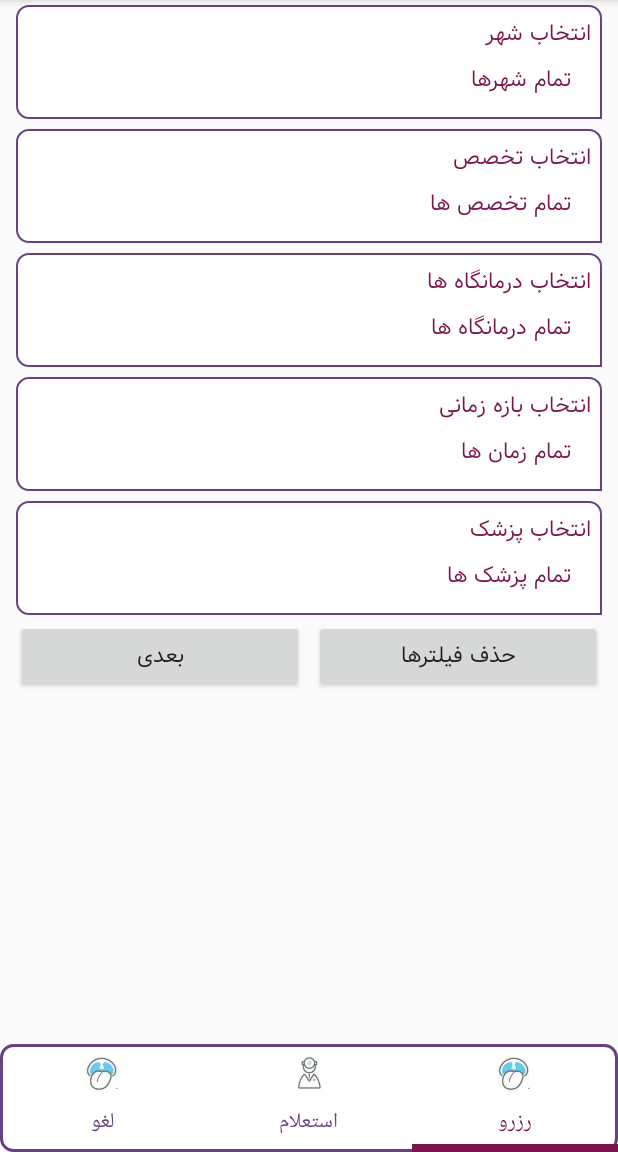
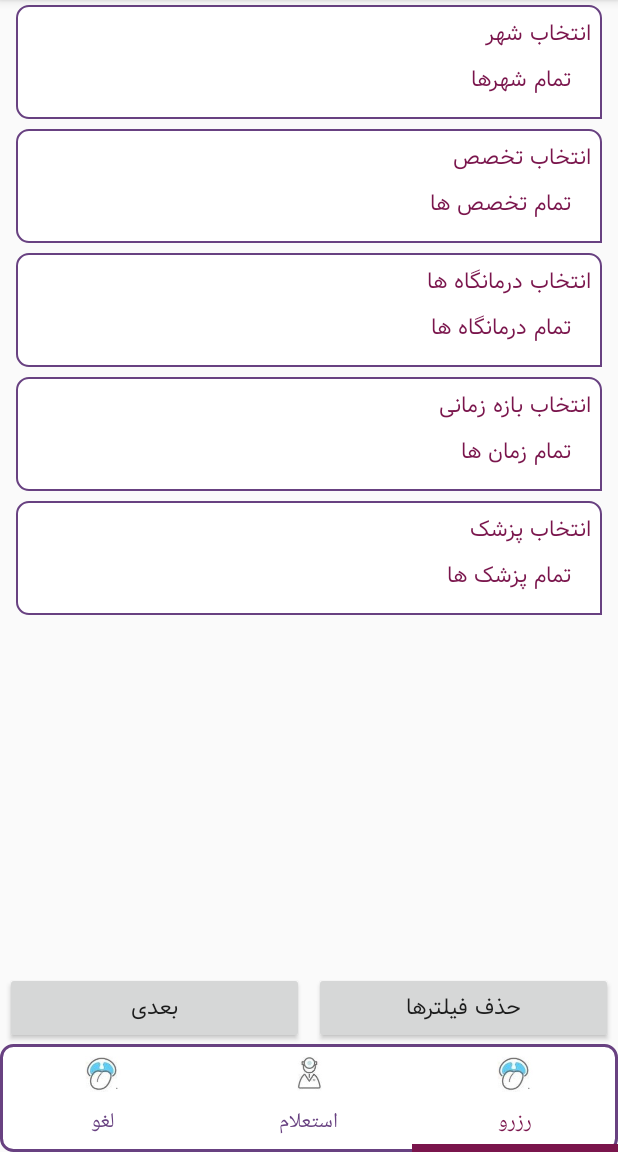
Before and after one commit to MeysamSMH7/turn, an Android app: the frTab_reserve screen opened directly, with no data from a screen before it, on a phone screen of 412 x 824 dp, the part 84-1236 px from its top. Run offline under Robolectric (Android 15) with nearby library versions, the phone set to English and light mode, and no system bars.

Commit message:
edit paziresh v (Reservation Times)

```diff
--- a/app/src/main/java/com/example/turn/Activity/Main/Fragment/frTab_reserve.java
+++ b/app/src/main/java/com/example/turn/Activity/Main/Fragment/frTab_reserve.java
@@ -11,7 +11,6 @@ import android.widget.Button;
 import android.widget.EditText;
 import android.widget.LinearLayout;
 import android.widget.ListView;
-import android.widget.RadioButton;
 import android.widget.RadioGroup;
 import android.widget.TextView;
 import android.widget.Toast;
@@ -19,20 +18,22 @@ import android.widget.Toast;
 import androidx.annotation.Nullable;
 import androidx.appcompat.widget.SearchView;
 import androidx.fragment.app.Fragment;
+import androidx.recyclerview.widget.RecyclerView;
 
+import com.example.turn.Activity.Main.Adapter.AdRecycResTimes;
 import com.example.turn.Activity.Main.Model.ModAlerts;
 import com.example.turn.Activity.Main.Adapter.ListViewAdapter;
+import com.example.turn.Activity.Main.Model.ModResTime;
 import com.example.turn.R;
 
 import java.util.ArrayList;
 
-public class frTab_reserve extends Fragment implements
-        SearchView.OnQueryTextListener {
-
+public class frTab_reserve extends Fragment implements SearchView.OnQueryTextListener {
 
     //  linearSelectFilters
     private AlertDialog alertDialog;
     private LinearLayout linearSelectFilters;
+    private LinearLayout linearSelectFiltersBtn;
 
     private TextView txtFrResTitle_city;
     private TextView txtFrRes_city;
@@ -53,8 +54,20 @@ public class frTab_reserve extends Fragment implements
 
     private Button btnFrRes_filter;
     private Button btnFrRes_next;
-    //------------
-     private LinearLayout linearPazireshPage;
+
+    //------------ linearResTimes
+    private LinearLayout linearResTimes;
+    private LinearLayout linearResTimesBtn;
+    private RecyclerView rcycRT;
+
+    private ArrayList<ModResTime> arrayListResTimes;
+
+    private Button btnRT_next;
+    private Button btnRT_previous;
+
+    //------------ linearPazireshPage
+    private LinearLayout linearPazireshPage;
+    private LinearLayout linearPazireshPageBtn;
     private TextView txtPP_markazName;
     private TextView txtPP_doctorName;
     private TextView txtPP_motakhasesName;
@@ -75,6 +88,7 @@ public class frTab_reserve extends Fragment implements
     private LinearLayout linearFrPP_bime;
     private TextView txtFrPP_bime;
 
+    private Button btnPP_previous;
 
     public static frTab_reserve newInstance() {
 
@@ -88,17 +102,26 @@ public class frTab_reserve extends Fragment implements
     public View onCreateView(LayoutInflater inflater, @Nullable ViewGroup container, @Nullable Bundle savedInstanceState) {
         View view = inflater.inflate(R.layout.fr_tab_reserve, container, false);
         selectFilters(view);
+        reservationTimes(view);
         paziresh(view);
 
         linearSelectFilters.setVisibility(View.VISIBLE);
+        linearSelectFiltersBtn.setVisibility(View.VISIBLE);
+
+        linearResTimes.setVisibility(View.GONE);
+        linearResTimesBtn.setVisibility(View.GONE);
+
         linearPazireshPage.setVisibility(View.GONE);
+        linearPazireshPageBtn.setVisibility(View.GONE);
         linearPazireshPage2.setVisibility(View.GONE);
 
         return view;
     }
 
     private void paziresh(View view) {
+
         linearPazireshPage = view.findViewById(R.id.linearPazireshPage);
+        linearPazireshPageBtn = view.findViewById(R.id.linearPazireshPageBtn);
         txtPP_markazName = view.findViewById(R.id.txtPP_markazName);
         txtPP_doctorName = view.findViewById(R.id.txtPP_doctorName);
         txtPP_motakhasesName = view.findViewById(R.id.txtPP_motakhasesName);
@@ -119,7 +142,7 @@ public class frTab_reserve extends Fragment implements
         radioGPPP_CodMeli.setOnCheckedChangeListener(new RadioGroup.OnCheckedChangeListener() {
             @Override
             public void onCheckedChanged(RadioGroup radioGroup, int i) {
-                switch (radioGroup.getId()) {
+                switch (i) {
                     case R.id.radioBtnPP_CodMeli:
                         edtFrPP_Cod.setHint("کد ملی");
                         break;
@@ -142,6 +165,68 @@ public class frTab_reserve extends Fragment implements
         linearFrPP_bime = view.findViewById(R.id.linearFrPP_bime);
         txtFrPP_bime = view.findViewById(R.id.txtFrPP_bime);
 
+        btnPP_previous = view.findViewById(R.id.btnPP_previous);
+        btnPP_previous.setOnClickListener(new View.OnClickListener() {
+            @Override
+            public void onClick(View view) {
+
+                linearResTimes.setVisibility(View.VISIBLE);
+                linearResTimesBtn.setVisibility(View.VISIBLE);
+                linearPazireshPage.setVisibility(View.GONE);
+                linearPazireshPageBtn.setVisibility(View.GONE);
+
+            }
+        });
+
+    }
+
+    private void reservationTimes(View view) {
+        linearResTimes = view.findViewById(R.id.linearResTimes);
+        linearResTimesBtn = view.findViewById(R.id.linearResTimesBtn);
+        rcycRT = view.findViewById(R.id.rcycRT);
+        arrayListResTimes = new ArrayList();
+
+        for (int i = 0; i <= 10; i++) tempData(i);
+        AdRecycResTimes adapterResTimes = new AdRecycResTimes(getContext(),arrayListResTimes);
+        rcycRT.setAdapter(adapterResTimes);
+
+
+        btnRT_next = view.findViewById(R.id.btnRT_next);
+        btnRT_previous = view.findViewById(R.id.btnRT_previous);
+        btnRT_next.setOnClickListener(new View.OnClickListener() {
+            @Override
+            public void onClick(View view) {
+                linearPazireshPage.setVisibility(View.VISIBLE);
+                linearPazireshPageBtn.setVisibility(View.VISIBLE);
+                linearResTimes.setVisibility(View.GONE);
+                linearResTimesBtn.setVisibility(View.GONE);
+            }
+        });
+        btnRT_previous.setOnClickListener(new View.OnClickListener() {
+            @Override
+            public void onClick(View view) {
+
+                linearSelectFilters.setVisibility(View.VISIBLE);
+                linearSelectFiltersBtn.setVisibility(View.VISIBLE);
+                linearResTimes.setVisibility(View.GONE);
+                linearResTimesBtn.setVisibility(View.GONE);
+
+            }
+        });
+
+
+    }
+
+    private void tempData(int i) {
+        ModResTime time = new ModResTime();
+        time.hospitalName = "بیمارستان دی " + i;
+        time.shift = "صبح";
+        time.doctorName = "دکتر چیزی";
+        time.takhasos = "فک و صورت";
+        time.date = "1399/01/0" + i;
+        time.num = "" + i;
+        time.status = "ok";
+        arrayListResTimes.add(time);
     }
 
     //    SearchView
@@ -208,6 +293,7 @@ public class frTab_reserve extends Fragment implements
 
     private void selectFilters(View view) {
         linearSelectFilters = view.findViewById(R.id.linearSelectFilters);
+        linearSelectFiltersBtn = view.findViewById(R.id.linearSelectFiltersBtn);
         txtFrResTitle_city = view.findViewById(R.id.txtFrResTitle_city);
         txtFrRes_city = view.findViewById(R.id.txtFrRes_city);
         txtFrResTitle_takhasos = view.findViewById(R.id.txtFrResTitle_takhasos);
@@ -279,7 +365,10 @@ public class frTab_reserve extends Fragment implements
             @Override
             public void onClick(View view) {
                 linearSelectFilters.setVisibility(View.GONE);
-                linearPazireshPage.setVisibility(View.VISIBLE);
+                linearSelectFiltersBtn.setVisibility(View.GONE);
+                linearResTimes.setVisibility(View.VISIBLE);
+                linearResTimesBtn.setVisibility(View.VISIBLE);
+
             }
         });
 
--- /dev/null
+++ b/app/src/main/java/com/example/turn/Activity/Main/Model/ModResTime.java
@@ -0,0 +1,13 @@
+package com.example.turn.Activity.Main.Model;
+
+public class ModResTime {
+
+    public String hospitalName;
+    public String shift;
+    public String doctorName;
+    public String takhasos;
+    public String date;
+    public String num;
+    public String status;
+
+}
--- /dev/null
+++ b/app/src/main/res/drawable/selector_button_ds.xml
@@ -0,0 +1,6 @@
+<?xml version="1.0" encoding="utf-8"?>
+<shape xmlns:android="http://schemas.android.com/apk/res/android"
+    android:shape="rectangle">
+    <corners android:radius="3dp" />
+    <stroke android:width="2px" android:color="@color/colorLogo" />
+</shape>
--- a/app/src/main/res/layout/fr_tab_reserve.xml
+++ b/app/src/main/res/layout/fr_tab_reserve.xml
@@ -1,11 +1,14 @@
 <?xml version="1.0" encoding="utf-8"?>
-<LinearLayout xmlns:android="http://schemas.android.com/apk/res/android"
+<RelativeLayout
+    xmlns:android="http://schemas.android.com/apk/res/android"
+    xmlns:app="http://schemas.android.com/apk/res-auto"
     android:layout_width="match_parent"
     android:layout_height="match_parent">
 
     <androidx.core.widget.NestedScrollView
         android:layout_width="match_parent"
         android:layout_height="match_parent"
+        android:layout_above="@+id/linearBtns"
         android:paddingLeft="7dp"
         android:paddingRight="7dp">
 
@@ -182,40 +185,31 @@
 
                 </LinearLayout>
 
-                <LinearLayout
-                    android:layout_width="match_parent"
-                    android:layout_height="wrap_content"
-                    android:orientation="horizontal">
-
-                    <Button
-                        android:id="@+id/btnFrRes_next"
-                        android:layout_width="match_parent"
-                        android:layout_height="wrap_content"
-                        android:layout_marginLeft="3dp"
-                        android:layout_marginRight="3dp"
-                        android:layout_weight="0.5"
-                        android:text="بعدی" />
-
-                    <Button
-                        android:id="@+id/btnFrRes_filter"
-                        android:layout_width="match_parent"
-                        android:layout_height="wrap_content"
-                        android:layout_marginLeft="3dp"
-                        android:layout_marginRight="3dp"
-                        android:layout_weight="0.5"
-                        android:text="حذف فیلترها" />
 
             </LinearLayout>
+
+            <!--    linearResTimes             -->
+            <LinearLayout
+                android:id="@+id/linearResTimes"
+                android:layout_width="match_parent"
+                android:layout_height="match_parent"
+                android:orientation="vertical">
+
+                <androidx.recyclerview.widget.RecyclerView
+                    android:id="@+id/rcycRT"
+                    android:layout_width="match_parent"
+                    android:layout_height="match_parent"
+                    app:layoutManager="androidx.recyclerview.widget.LinearLayoutManager" />
 
             </LinearLayout>
 
             <!--    linearPazireshPage         -->
-
             <LinearLayout
                 android:id="@+id/linearPazireshPage"
                 android:layout_width="match_parent"
                 android:layout_height="match_parent"
-                android:orientation="vertical">
+                android:orientation="vertical"
+                android:visibility="gone">
 
                 <RelativeLayout
                     android:layout_width="match_parent"
@@ -620,14 +614,33 @@
 
                     </LinearLayout>
 
+
+                </RelativeLayout>
+
+            </LinearLayout>
+
+        </LinearLayout>
+
+    </androidx.core.widget.NestedScrollView>
+
+    <!--  Buttons  -->
     <LinearLayout
+        android:id="@+id/linearBtns"
         android:layout_width="match_parent"
         android:layout_height="wrap_content"
         android:layout_alignParentBottom="true"
-                        android:background="@color/colorAccent"
-                        android:orientation="horizontal">
+        android:orientation="vertical">
+
+        <!--    linearSelectFiltersBtn        -->
+        <LinearLayout
+            android:id="@+id/linearSelectFiltersBtn"
+            android:layout_width="match_parent"
+            android:layout_height="wrap_content"
+            android:orientation="horizontal"
+            android:visibility="gone">
 
             <Button
+                android:id="@+id/btnFrRes_next"
                 android:layout_width="match_parent"
                 android:layout_height="wrap_content"
                 android:layout_marginLeft="3dp"
@@ -636,6 +649,7 @@
                 android:text="بعدی" />
 
             <Button
+                android:id="@+id/btnFrRes_filter"
                 android:layout_width="match_parent"
                 android:layout_height="wrap_content"
                 android:layout_marginLeft="3dp"
@@ -645,13 +659,60 @@
 
         </LinearLayout>
 
-                </RelativeLayout>
+        <!--    linearResTimesBtn        -->
+        <LinearLayout
+            android:id="@+id/linearResTimesBtn"
+            android:layout_width="match_parent"
+            android:layout_height="wrap_content"
+            android:orientation="horizontal">
 
-            </LinearLayout>
+            <Button
+                android:id="@+id/btnRT_next"
+                android:layout_width="match_parent"
+                android:layout_height="wrap_content"
+                android:layout_marginLeft="3dp"
+                android:layout_marginRight="3dp"
+                android:layout_weight="0.5"
+                android:text="بعدی" />
+
+            <Button
+                android:id="@+id/btnRT_previous"
+                android:layout_width="match_parent"
+                android:layout_height="wrap_content"
+                android:layout_marginLeft="3dp"
+                android:layout_marginRight="3dp"
+                android:layout_weight="0.5"                android:text="مرحله ی قبلی" />
 
 
         </LinearLayout>
 
-    </androidx.core.widget.NestedScrollView>
+        <!--    linearPazireshPageBtn        -->
+        <LinearLayout
+            android:id="@+id/linearPazireshPageBtn"
+            android:layout_width="match_parent"
+            android:layout_height="wrap_content"
+            android:orientation="horizontal"
+            android:visibility="gone">
+
+            <Button
+                android:layout_width="match_parent"
+                android:layout_height="wrap_content"
+                android:layout_marginLeft="3dp"
+                android:layout_marginRight="3dp"
+                android:layout_weight="0.5"
+                android:text="ثبت پذیرش" />
+
+            <Button
+                android:id="@+id/btnPP_previous"
+                android:layout_width="match_parent"
+                android:layout_height="wrap_content"
+                android:layout_marginLeft="3dp"
+                android:layout_marginRight="3dp"
+                android:layout_weight="0.5"
+                android:text="مرحله ی قبلی" />
 
         </LinearLayout>
+
+    </LinearLayout>
+
+</RelativeLayout>
--- a/app/src/main/res/values/colors.xml
+++ b/app/src/main/res/values/colors.xml
@@ -20,7 +20,7 @@
     <color name="colorGray">#71878C</color>
     <color name="colorGray2">#6c6c6c</color>
     <color name="colorGray3">#E2E2E3</color>
-    <color name="colorBlack1">#7F000000</color>
+    <color name="colorBlack1">#40000000</color>
     <color name="colorBlack2">#7F000000</color>
     <color name="transparent">#00000000</color>
     <color name="transparent2">#00a4a4a4</color>
@@ -82,5 +82,11 @@
     <color name="light_colors_4">#e1e099</color>
     <color name="light_colors_5">#ff5722</color>
 
+    <color name="colorFinish">#E94335</color>
+    <color name="colorNoFinish">#39AB17</color>
+
+
+
+
 
 </resources>
```
Also changed, not shown: app/src/main/java/com/example/turn/Activity/Main/Adapter/AdRecycResTimes.java (added, +113 -0 lines), app/src/main/res/layout/item_rcyc_restimes.xml (added, +112 -0 lines). Lines whose indentation alone changed are shown as unchanged.
